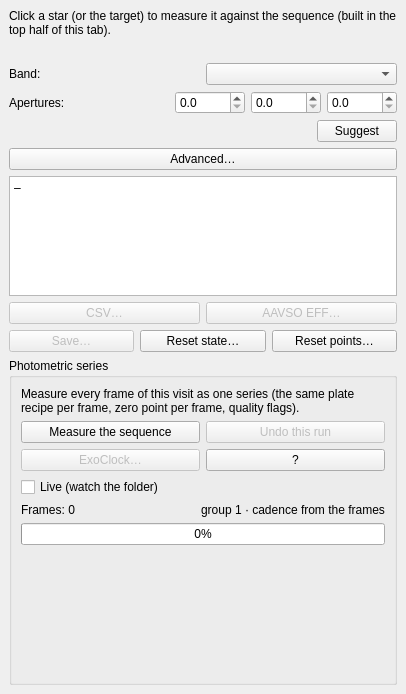
Qt form nightscribe/gui/ui/ufe_measure_tab.ui (irydeo/nightscribe) before a commit.
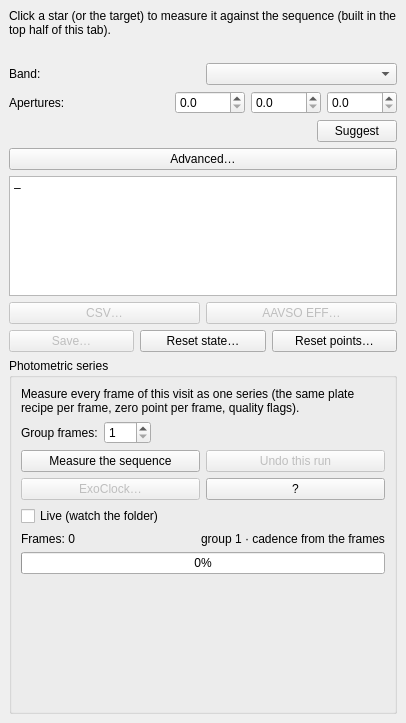
The same form after that commit.

The edit to the form file:
```diff
--- a/nightscribe/gui/ui/ufe_measure_tab.ui
+++ b/nightscribe/gui/ui/ufe_measure_tab.ui
@@ -288,6 +288,46 @@
         </property>
        </widget>
       </item>
+       <item>
+        <layout class="QHBoxLayout" name="row_series_group">
+         <item>
+          <widget class="QLabel" name="lbl_series_group">
+           <property name="text">
+            <string>Group frames:</string>
+           </property>
+          </widget>
+         </item>
+         <item>
+          <widget class="QSpinBox" name="spn_group_n_quick">
+           <property name="toolTip">
+            <string>Combine N frames per point in the measurement domain (fluxes with 1/σ² weights), never pixel stacking. 1 = one point per frame (the default for transits and variables). The same knob as Advanced… → Group frames</string>
+           </property>
+           <property name="minimum">
+            <number>1</number>
+           </property>
+           <property name="maximum">
+            <number>100</number>
+           </property>
+           <property name="value">
+            <number>1</number>
+           </property>
+          </widget>
+         </item>
+         <item>
+          <spacer name="hsp_series_group">
+           <property name="orientation">
+            <enum>Qt::Horizontal</enum>
+           </property>
+           <property name="sizeHint" stdset="0">
+            <size>
+             <width>10</width>
+             <height>20</height>
+            </size>
+           </property>
+          </spacer>
+         </item>
+        </layout>
+       </item>
        <item>
         <layout class="QVBoxLayout" name="vbox_series_actions">
          <item>
```
